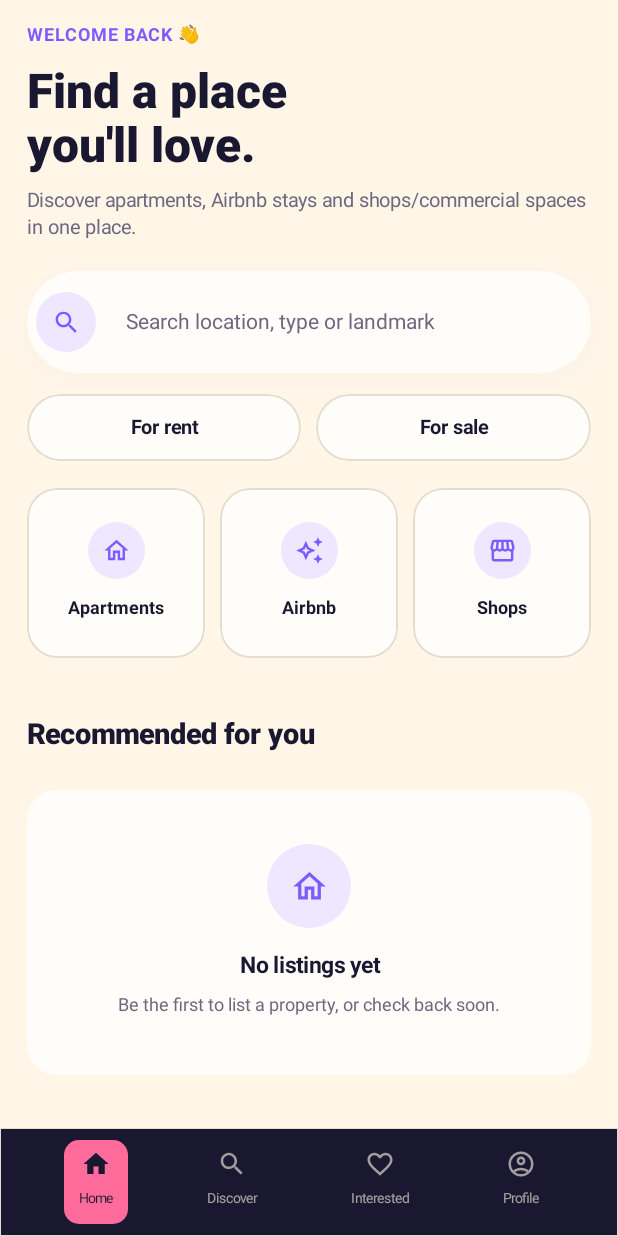
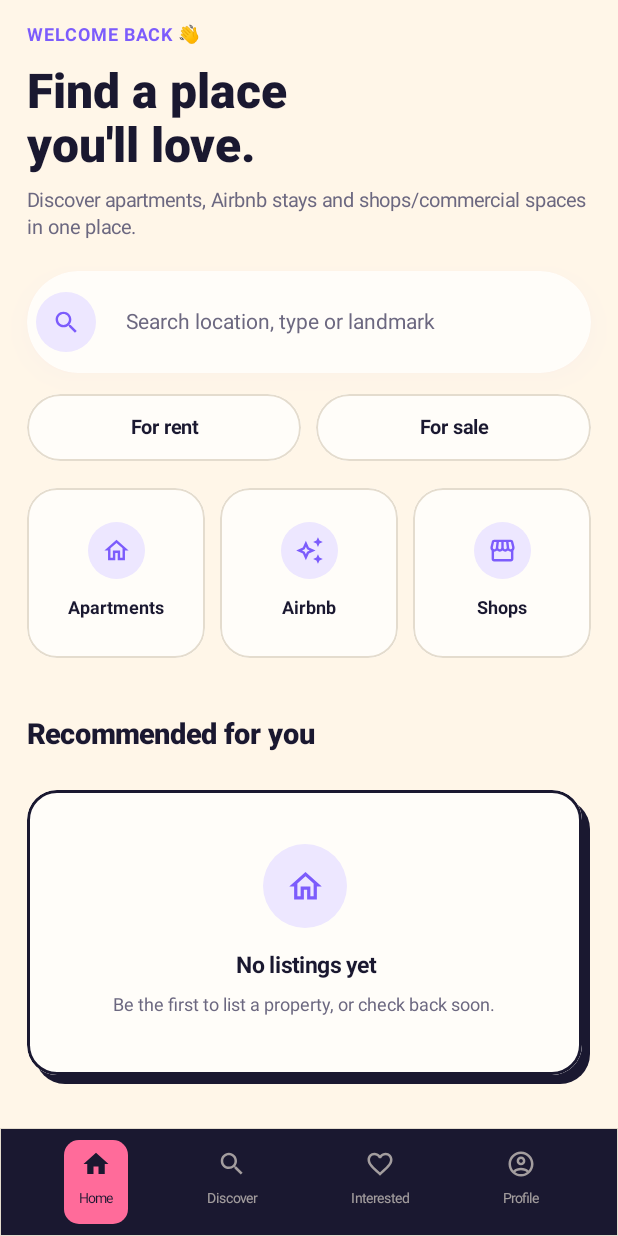
Before and after one commit to obsidianlabs101-spec/keja-app, an Android app built with Jetpack Compose: the screen it shows after launch (MainActivity), on a phone screen of 412 x 824 dp. Run offline under Robolectric (Android 15) with nearby library versions, the phone set to English and light mode, and no system bars; network calls fail; pictures from the network do not load.

Commit message:
Rangi cards everywhere: new KejaSurface helper (outlined + hard offset shadow in Rangi) now used by Alerts (unread marked with a dot), Interested/Home empty states, login card, M-Pesa pay card, landlord-profile comments box and the admin tiles/cards.

```diff
--- a/android/app/src/main/java/com/keja/app/ui/components/PropertyCard.kt
+++ b/android/app/src/main/java/com/keja/app/ui/components/PropertyCard.kt
@@ -79,6 +79,33 @@ fun ThemedCard(modifier: Modifier = Modifier, onClick: (() -> Unit)? = null, con
     }
 }
 
+/**
+ * A padded Column inside the theme's card chrome (ThemedCard). Drop-in
+ * replacement for `Column(Modifier.clip(..).background(palette.card).padding(..))`
+ * so every screen gets Rangi's bold outline + hard offset shadow in
+ * Rangi, and the plain bordered card in Professional. The extra end/bottom
+ * padding in Rangi leaves room for the offset shadow so it isn't clipped.
+ */
+@Composable
+fun KejaSurface(
+    modifier: Modifier = Modifier,
+    contentPadding: PaddingValues = PaddingValues(14.dp),
+    horizontalAlignment: Alignment.Horizontal = Alignment.Start,
+    verticalArrangement: Arrangement.Vertical = Arrangement.Top,
+    onClick: (() -> Unit)? = null,
+    content: @Composable ColumnScope.() -> Unit,
+) {
+    val rangi = LocalKejaPalette.current.style == KejaThemeStyle.RANGI
+    ThemedCard(modifier = if (rangi) modifier.padding(end = 6.dp, bottom = 7.dp) else modifier, onClick = onClick) {
+        Column(
+            Modifier.fillMaxWidth().padding(contentPadding),
+            horizontalAlignment = horizontalAlignment,
+            verticalArrangement = verticalArrangement,
+            content = content,
+        )
+    }
+}
+
 @Composable
 fun PropertyCard(property: Property, modifier: Modifier = Modifier, onClick: () -> Unit) {
     val palette = LocalKejaPalette.current
--- a/android/app/src/main/java/com/keja/app/ui/screens/HomeScreen.kt
+++ b/android/app/src/main/java/com/keja/app/ui/screens/HomeScreen.kt
@@ -256,12 +256,9 @@ private fun EmptyHomeState(commercial: Boolean, forSale: Boolean = false) {
         forSale -> "Landlords haven't listed any properties for sale in this category yet."
         else -> "Be the first to list a property, or check back soon."
     }
-    Column(
-        Modifier
-            .fillMaxWidth()
-            .clip(KejaShapes.card)
-            .background(palette.card)
-            .padding(vertical = 36.dp, horizontal = 20.dp),
+    com.keja.app.ui.components.KejaSurface(
+        Modifier.fillMaxWidth(),
+        contentPadding = PaddingValues(vertical = 36.dp, horizontal = 20.dp),
         horizontalAlignment = Alignment.CenterHorizontally,
     ) {
         Box(Modifier.size(56.dp).clip(CircleShape).background(palette.primaryLight), contentAlignment = Alignment.Center) {
--- a/android/app/src/main/java/com/keja/app/ui/screens/LandlordProfileScreen.kt
+++ b/android/app/src/main/java/com/keja/app/ui/screens/LandlordProfileScreen.kt
@@ -130,9 +130,7 @@ private fun HostCommentsSection(landlordId: String) {
     val mine = comments?.find { it.is_mine }
     val others = comments?.filterNot { it.is_mine } ?: emptyList()
 
-    Column(
-        Modifier.fillMaxWidth().clip(RoundedCornerShape(20.dp)).background(palette.card).padding(16.dp),
-    ) {
+    com.keja.app.ui.components.KejaSurface(Modifier.fillMaxWidth(), contentPadding = PaddingValues(16.dp)) {
         Row(verticalAlignment = Alignment.CenterVertically) {
             Box(Modifier.size(36.dp).clip(CircleShape).background(palette.primaryLight), contentAlignment = Alignment.Center) {
                 Icon(Icons.Outlined.ChatBubbleOutline, contentDescription = null, tint = palette.primary, modifier = Modifier.size(18.dp))
```
Also changed, not shown: android/app/src/main/java/com/keja/app/ui/components/AdminCommon.kt (+2 -7 lines), android/app/src/main/java/com/keja/app/ui/screens/AdminAdsSection.kt (+1 -7 lines), android/app/src/main/java/com/keja/app/ui/screens/AdminDashboardScreen.kt (+1 -7 lines), android/app/src/main/java/com/keja/app/ui/screens/AdminScreens.kt (+4 -7 lines), android/app/src/main/java/com/keja/app/ui/screens/AlertsScreen.kt (+2 -10 lines), android/app/src/main/java/com/keja/app/ui/screens/AuthScreen.kt (+1 -8 lines), android/app/src/main/java/com/keja/app/ui/screens/InterestedScreen.kt (+3 -6 lines), android/app/src/main/java/com/keja/app/ui/screens/PropertyDetailScreen.kt (+1 -7 lines).
